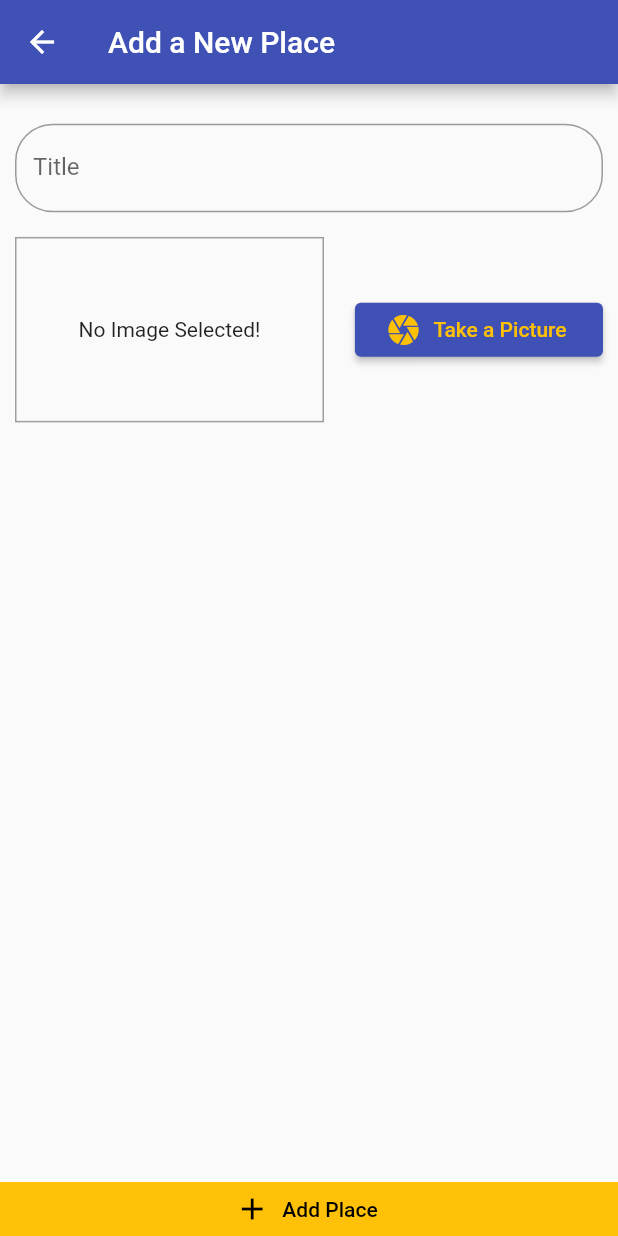
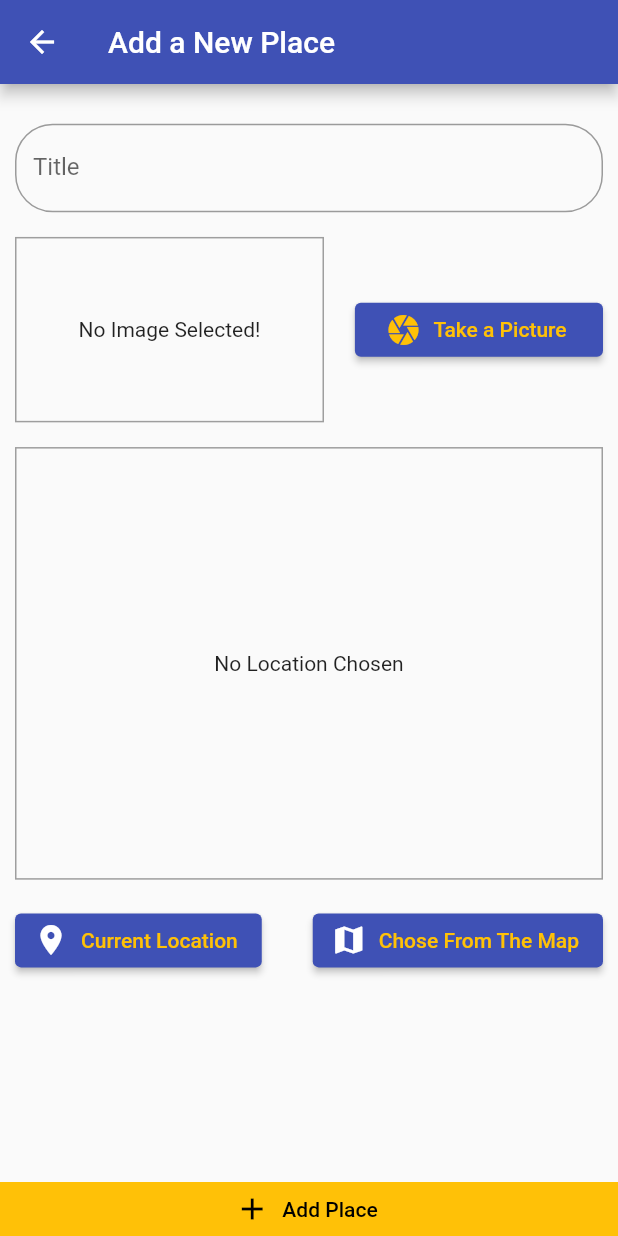
Before and after one commit to assem16399/Great-Places-App-Flutter-Proivder, a Flutter app: the AddNewPlaceScreen screen opened by its route, on a phone screen of 412 x 824 dp. Run offline on Flutter 3.47's test engine with Material 2 defaults, Android fonts, the phone set to English and light mode, and no system bars; our stand-ins replace google_maps_flutter, image_picker, location, sqflite; accounts and stored records are empty.

Commit message:
Map and Location added

```diff
--- /dev/null
+++ b/lib/helpers/location_helper.dart
@@ -0,0 +1,8 @@
+const GOOGLE_API_KEY = 'AIzaSyCT9ld5GaIHsmcn_3FHw_Ynb5QYNkMVho0';
+
+class LocationHelper {
+  static String generateLocationPreviewImage(
+      {double? latitude, double? longitude}) {
+    return 'https://maps.googleapis.com/maps/api/staticmap?center=&$latitude,$longitude&zoom=16&size=600x300&maptype=roadmap&markers=color:blue%7Clabel:A%7C$latitude,$longitude&key=$GOOGLE_API_KEY';
+  }
+}
--- a/lib/main.dart
+++ b/lib/main.dart
@@ -1,6 +1,8 @@
 import 'package:flutter/material.dart';
 import 'package:great_places_app/providers/places.dart';
 import 'package:great_places_app/screens/add_new_place_screen.dart';
+import 'package:great_places_app/screens/maps_screen.dart';
+import 'package:great_places_app/screens/place_details_screen.dart';
 import 'package:provider/provider.dart';
 import './screens/places_list_screen.dart';
 
@@ -27,7 +29,9 @@ class MyApp extends StatelessWidget {
         ),
         home: const PlacesListScreen(),
         routes: {
-          AddNewPlaceScreen.routeName: (context) => const AddNewPlaceScreen()
+          AddNewPlaceScreen.routeName: (context) => const AddNewPlaceScreen(),
+          PlaceDetailsScreen.routeName: (context) => const PlaceDetailsScreen(),
+          MapScreen.routeName: (context) => const MapScreen(),
         },
       ),
     );
--- a/lib/screens/add_new_place_screen.dart
+++ b/lib/screens/add_new_place_screen.dart
@@ -1,6 +1,7 @@
 import 'dart:io';
 
 import 'package:flutter/material.dart';
+import '../widgets/location_input.dart';
 import '../providers/places.dart';
 import 'package:provider/provider.dart';
 import '../widgets/image_input.dart';
@@ -73,7 +74,7 @@ class _AddNewPlaceScreenState extends State<AddNewPlaceScreen> {
                         decoration: InputDecoration(
                           labelText: 'Title',
                           errorText:
-                              _isTitleEmpty ? 'Please Enter a value' : null,
+                              _isTitleEmpty ? 'Please Enter a Title' : null,
                           border: const OutlineInputBorder(
                               borderRadius:
                                   BorderRadius.all(Radius.circular(25)),
@@ -87,6 +88,12 @@ class _AddNewPlaceScreenState extends State<AddNewPlaceScreen> {
                           : deviceSize.height * 0.02,
                     ),
                     ImageInput(_selectTheFile),
+                    SizedBox(
+                      height: _isLandscape
+                          ? deviceSize.height * 0.05
+                          : deviceSize.height * 0.02,
+                    ),
+                    const LocationInput(),
                   ],
                 ),
               ),
--- /dev/null
+++ b/lib/widgets/location_input.dart
@@ -0,0 +1,84 @@
+import 'package:flutter/material.dart';
+import 'package:great_places_app/helpers/location_helper.dart';
+import 'package:great_places_app/screens/maps_screen.dart';
+import 'package:location/location.dart';
+
+class LocationInput extends StatefulWidget {
+  const LocationInput({Key? key}) : super(key: key);
+
+  @override
+  _LocationInputState createState() => _LocationInputState();
+}
+
+class _LocationInputState extends State<LocationInput> {
+  void _getUserLocation() async {
+    final locationData = await Location().getLocation();
+    print(locationData.latitude);
+    print(locationData.longitude);
+
+    setState(() {
+      _previewImageUrl = LocationHelper.generateLocationPreviewImage(
+          latitude: locationData.latitude, longitude: locationData.longitude);
+    });
+  }
+
+  String? _previewImageUrl;
+  @override
+  Widget build(BuildContext context) {
+    final deviceSize = MediaQuery.of(context).size;
+    final _isLandscape =
+        MediaQuery.of(context).orientation == Orientation.landscape;
+    return Column(
+      mainAxisAlignment: MainAxisAlignment.spaceAround,
+      children: [
+        Container(
+          decoration:
+              BoxDecoration(border: Border.all(color: Colors.grey, width: 1)),
+          alignment: _previewImageUrl == null ? Alignment.center : null,
+          height:
+              _isLandscape ? deviceSize.height * 0.5 : deviceSize.height * 0.35,
+          width: _isLandscape ? deviceSize.width * 0.51 : double.infinity,
+          child: _previewImageUrl == null
+              ? const Text('No Location Chosen')
+              : Image.network(
+                  _previewImageUrl!,
+                  fit: BoxFit.fitHeight,
+                  width: double.infinity,
+                ),
+        ),
+        if (!_isLandscape)
+          SizedBox(
+            height: deviceSize.height * 0.02,
+          ),
+        Row(
+          mainAxisAlignment: _isLandscape
+              ? MainAxisAlignment.center
+              : MainAxisAlignment.spaceBetween,
+          children: [
+            ElevatedButton.icon(
+              onPressed: _getUserLocation,
+              icon: const Icon(Icons.location_on),
+              label: Text(
+                'Current Location',
+                style:
+                    TextStyle(color: Theme.of(context).colorScheme.secondary),
+              ),
+            ),
+            SizedBox(
+              width: deviceSize.width * 0.015,
+            ),
+            ElevatedButton.icon(
+              onPressed: () {
+                Navigator.of(context).pushNamed(MapScreen.routeName);
+              },
+              icon: const Icon(Icons.map),
+              label: Text('Chose From The Map',
+                  style: TextStyle(
+                      color: Theme.of(context).colorScheme.secondary)),
+            )
+          ],
+        )
+      ],
+    );
+  }
+}
--- a/pubspec.yaml
+++ b/pubspec.yaml
@@ -39,6 +39,10 @@ dependencies:
   path_provider: ^2.0.5
   path: ^1.8.0
   sqflite: ^2.0.0+4
+  location: ^4.3.0
+  google_maps_flutter: ^2.0.11
+
+
 
 
 
```
Also changed, not shown: lib/screens/maps_screen.dart (added, +29 -0 lines), lib/screens/place_details_screen.dart (+6 -1 lines), lib/widgets/places_list_item.dart (+9 -2 lines), pubspec.lock, 2 other files.
